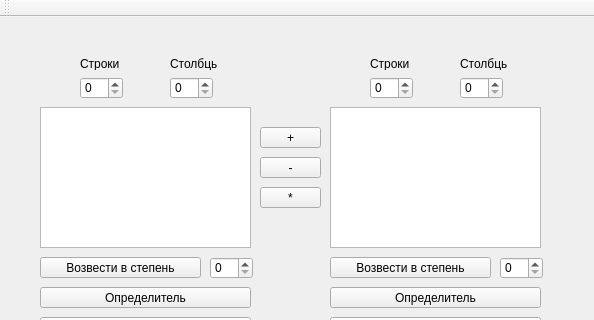
Above: mainwindow.ui from moevm/gui-1h2018-01 before the change; both pictures show x 0 to 594 and y 0 to 320 of the 594 by 598 pixel window. Below: the same form after it.
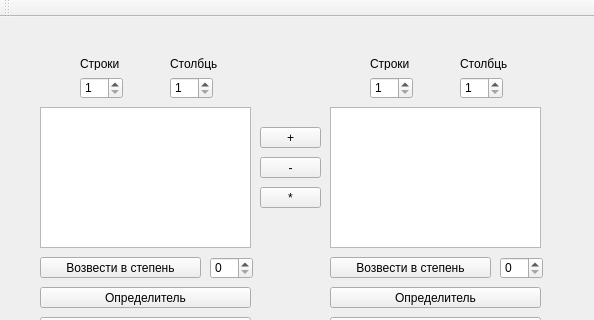
That is the form after the change.

Commit message: реализация функционала кнопок

```diff
--- a/mainwindow.ui
+++ b/mainwindow.ui
@@ -43,6 +43,12 @@
       <height>22</height>
      </rect>
     </property>
+    <property name="minimum">
+     <number>1</number>
+    </property>
+    <property name="maximum">
+     <number>5</number>
+    </property>
    </widget>
    <widget class="QSpinBox" name="col_1">
     <property name="geometry">
@@ -53,6 +59,12 @@
       <height>22</height>
      </rect>
     </property>
+    <property name="minimum">
+     <number>1</number>
+    </property>
+    <property name="maximum">
+     <number>5</number>
+    </property>
    </widget>
    <widget class="QSpinBox" name="line_2">
     <property name="geometry">
@@ -63,6 +75,12 @@
       <height>22</height>
      </rect>
     </property>
+    <property name="minimum">
+     <number>1</number>
+    </property>
+    <property name="maximum">
+     <number>5</number>
+    </property>
    </widget>
    <widget class="QSpinBox" name="col_2">
     <property name="geometry">
@@ -73,6 +91,12 @@
       <height>22</height>
      </rect>
     </property>
+    <property name="minimum">
+     <number>1</number>
+    </property>
+    <property name="maximum">
+     <number>5</number>
+    </property>
    </widget>
    <widget class="QLabel" name="label">
     <property name="geometry">
```
Left out of the diff: 89 changed lines with no effect on the pictures. The commit also changes 2 other files.
